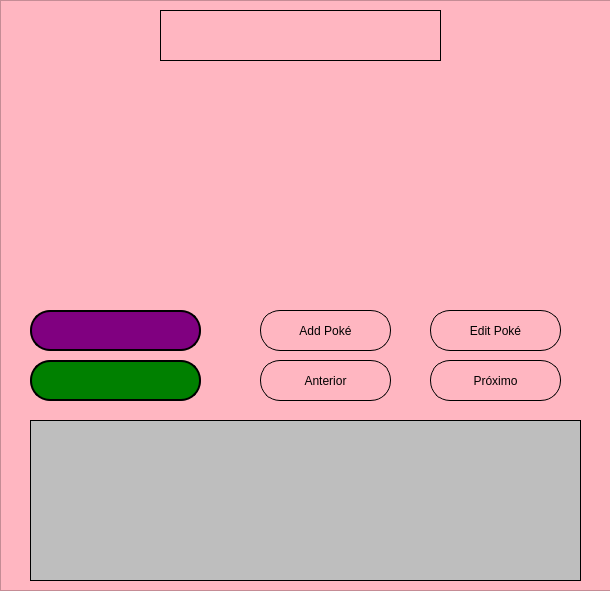
Old version of the form classes/ui/ipokedex.ui in the repository icaro-v/Pokedex.
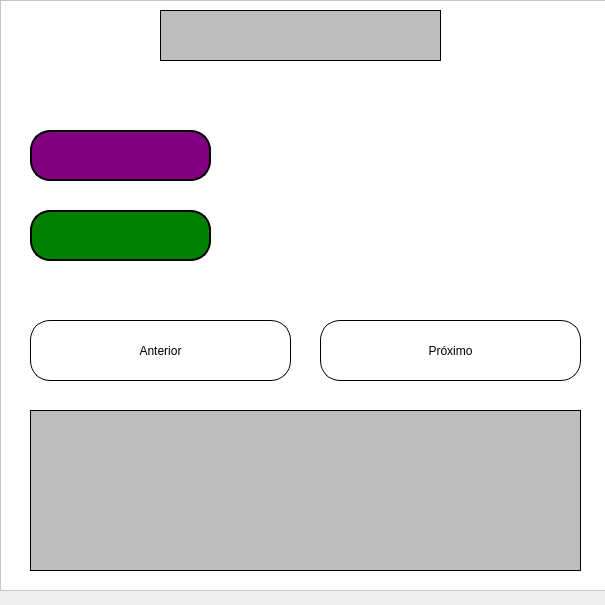
New version of the form. Icons and pictures are not drawn.

What changed in the file:
```diff
--- a/classes/ui/ipokedex.ui
+++ b/classes/ui/ipokedex.ui
@@ -6,16 +6,28 @@
    <rect>
     <x>0</x>
     <y>0</y>
-    <width>610</width>
-    <height>591</height>
+    <width>605</width>
+    <height>605</height>
    </rect>
   </property>
   <property name="sizePolicy">
-   <sizepolicy hsizetype="Preferred" vsizetype="Preferred">
+   <sizepolicy hsizetype="Fixed" vsizetype="Fixed">
     <horstretch>0</horstretch>
     <verstretch>0</verstretch>
    </sizepolicy>
   </property>
+  <property name="minimumSize">
+   <size>
+    <width>605</width>
+    <height>605</height>
+   </size>
+  </property>
+  <property name="maximumSize">
+   <size>
+    <width>605</width>
+    <height>600</height>
+   </size>
+  </property>
   <property name="windowTitle">
    <string>MainWindow</string>
   </property>
@@ -42,7 +54,7 @@
      <bool>false</bool>
     </property>
     <property name="styleSheet">
-     <string notr="true">background-color:#FFB6C1</string>
+     <string notr="true">background-color:#FFFFFF</string>
     </property>
     <property name="frameShape">
      <enum>QFrame::StyledPanel</enum>
@@ -53,7 +65,7 @@
     <widget class="QLabel" name="LbImagem">
      <property name="geometry">
       <rect>
-       <x>190</x>
+       <x>320</x>
        <y>70</y>
        <width>220</width>
        <height>220</height>
@@ -76,9 +88,9 @@
      <property name="geometry">
       <rect>
        <x>30</x>
-       <y>310</y>
-       <width>171</width>
-       <height>41</height>
+       <y>130</y>
+       <width>181</width>
+       <height>51</height>
       </rect>
      </property>
      <property name="styleSheet">
@@ -101,9 +113,9 @@
      <property name="geometry">
       <rect>
        <x>30</x>
-       <y>360</y>
-       <width>171</width>
-       <height>41</height>
+       <y>210</y>
+       <width>181</width>
+       <height>51</height>
       </rect>
      </property>
      <property name="styleSheet">
@@ -123,10 +135,10 @@
     <widget class="QPushButton" name="BtnPrevious">
      <property name="geometry">
       <rect>
-       <x>260</x>
-       <y>360</y>
-       <width>131</width>
-       <height>41</height>
+       <x>30</x>
+       <y>320</y>
+       <width>261</width>
+       <height>61</height>
       </rect>
      </property>
      <property name="styleSheet">
@@ -140,10 +152,10 @@
     <widget class="QPushButton" name="BtnNext">
      <property name="geometry">
       <rect>
-       <x>430</x>
-       <y>360</y>
-       <width>131</width>
-       <height>41</height>
+       <x>320</x>
+       <y>320</y>
+       <width>261</width>
+       <height>61</height>
       </rect>
      </property>
      <property name="styleSheet">
@@ -154,45 +166,11 @@
       <string>Próximo</string>
      </property>
     </widget>
-    <widget class="QPushButton" name="BtnAdd">
-     <property name="geometry">
-      <rect>
-       <x>260</x>
-       <y>310</y>
-       <width>131</width>
-       <height>41</height>
-      </rect>
-     </property>
-     <property name="styleSheet">
-      <string notr="true">border: 1px solid black;
-border-radius: 20px;</string>
-     </property>
-     <property name="text">
-      <string>Add Poké</string>
-     </property>
-    </widget>
-    <widget class="QPushButton" name="BtnEdit">
-     <property name="geometry">
-      <rect>
-       <x>430</x>
-       <y>310</y>
-       <width>131</width>
-       <height>41</height>
-      </rect>
-     </property>
-     <property name="styleSheet">
-      <string notr="true">border: 1px solid black;
-border-radius: 20px;</string>
-     </property>
-     <property name="text">
-      <string>Edit Poké</string>
-     </property>
-    </widget>
     <widget class="QLabel" name="LbDescricao">
      <property name="geometry">
       <rect>
        <x>30</x>
-       <y>420</y>
+       <y>410</y>
        <width>551</width>
        <height>161</height>
       </rect>
@@ -205,6 +183,12 @@
      <property name="text">
       <string/>
      </property>
+     <property name="textFormat">
+      <enum>Qt::PlainText</enum>
+     </property>
+     <property name="wordWrap">
+      <bool>true</bool>
+     </property>
     </widget>
     <widget class="QLabel" name="LbNome">
      <property name="geometry">
@@ -218,7 +202,8 @@
      <property name="styleSheet">
       <string notr="true">border: 1px solid black;
 font-size: 24px; 
-font-weight: bold;</string>
+font-weight: bold;
+background-color: #BEBEBE;</string>
      </property>
      <property name="frameShape">
       <enum>QFrame::WinPanel</enum>
```
Left out of the diff: 4 changed lines with no effect on the pictures.
